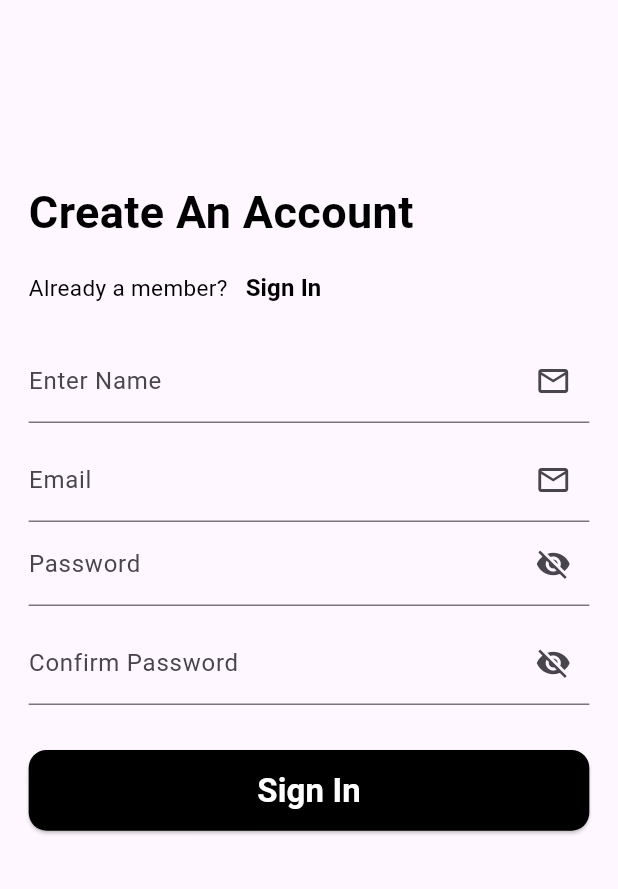
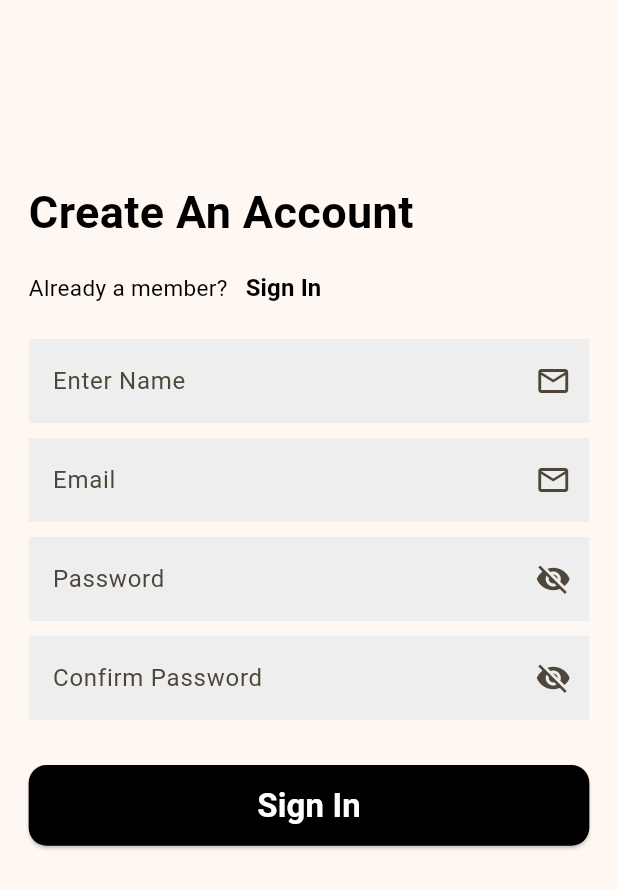
Before and after one commit to san-project/buyitnow, a Flutter app: the screen it shows after launch, after a tap on "Sign Up", on a phone screen of 412 x 824 dp. Shown: the top 889 px of the screen. Run offline on Flutter 3.47's test engine with Material 2 defaults, Android fonts, the phone set to English and light mode, and no system bars; our stand-ins replace cached_network_image, carousel_slider, dio, flutter_rating_bar, google_nav_bar, image_picker and 2 more; network calls fail.

Commit message:
changed theme

```diff
--- a/lib/main.dart
+++ b/lib/main.dart
@@ -32,8 +32,16 @@ class MyApp extends StatelessWidget {
       child: MaterialApp(
           debugShowCheckedModeBanner: false,
           title: 'Buy It Now',
-          theme: ThemeData(useMaterial3: true),
-          home: SplashScreen()),
+          theme: ThemeData(
+              useMaterial3: true,
+              colorScheme: ColorScheme.fromSeed(seedColor: Colors.amber),
+              inputDecorationTheme: InputDecorationTheme(
+                filled: true,
+                fillColor: Colors.grey.shade200,
+                border: InputBorder.none,
+                focusedBorder: InputBorder.none,
+              )),
+          home: const SplashScreen()),
     );
   }
 }
--- a/lib/screens/cart/cart_screen.dart
+++ b/lib/screens/cart/cart_screen.dart
@@ -1,12 +1,8 @@
-import 'dart:developer';
-
-import 'package:buyitnow/providers/cart_provider.dart';
-import 'package:buyitnow/utils/size_config.dart';
 import 'package:flutter/material.dart';
 import 'package:provider/provider.dart';
 
+import '../../providers/cart_provider.dart';
 import '../../utils/colors.dart';
-import '../../widgets/cart_appbar.dart';
 import '../../widgets/cart_bottom_navbar.dart';
 import '../../widgets/cart_item_sample.dart';
 
--- a/lib/screens/login/login_screen.dart
+++ b/lib/screens/login/login_screen.dart
@@ -52,16 +52,18 @@ class _SiginPageState extends State<SiginPage> {
                 const Text(
                   "Let's sign In.",
                   style: TextStyle(
-                      fontSize: 30,
-                      fontWeight: FontWeight.bold,
-                      color: Colors.black),
+                    fontSize: 30,
+                    fontWeight: FontWeight.bold,
+                  ),
                 ),
                 const SizedBox(height: 5),
                 Row(
                   children: const [
                     Text(
                       "WelCome Back.",
-                      style: TextStyle(fontSize: 20, color: Colors.black),
+                      style: TextStyle(
+                        fontSize: 20,
+                      ),
                     ),
                   ],
                 ),
--- a/lib/screens/profile/profile_screen.dart
+++ b/lib/screens/profile/profile_screen.dart
@@ -95,7 +95,7 @@ class ProfileScreen extends StatelessWidget {
                       ListTile(
                         onTap: () async {
                           final isLoggedIn = await checkLogin(context) ?? false;
-                          if (isLoggedIn) {
+                          if (isLoggedIn && context.mounted) {
                             Navigator.of(context).push(MaterialPageRoute(
                                 builder: (context) => const WishlistScreen()));
                           }
--- a/lib/screens/signup/signup_screen.dart
+++ b/lib/screens/signup/signup_screen.dart
@@ -166,6 +166,7 @@ class _SignUpScreenState extends State<SignUpScreen> {
                     return null;
                   },
                 ),
+                const SizedBox(height: 10),
                 TextFormField(
                   onFieldSubmitted: (value) => FocusScope.of(context)
                       .requestFocus(_confirmPasswordFocusNode),
--- a/lib/screens/splash/splash_screen.dart
+++ b/lib/screens/splash/splash_screen.dart
@@ -30,14 +30,11 @@ class _SplashScreenState extends State<SplashScreen> {
   @override
   Widget build(BuildContext context) {
     SizeConfig().init(context);
-    return Scaffold(
-      body: Container(
-        color: Colors.white,
-        child: const Center(
-          child: Text(
-            'BuyItNow',
-            style: TextStyle(fontSize: 25, fontWeight: FontWeight.bold),
-          ),
+    return const Scaffold(
+      body: Center(
+        child: Text(
+          'BuyItNow',
+          style: TextStyle(fontSize: 25, fontWeight: FontWeight.bold),
         ),
       ),
     );
```
Also changed, not shown: lib/screens/home/home_screen.dart (+2 -21 lines), lib/screens/product_details/product_details.dart (+1 -11 lines), lib/utils/check_login.dart (+9 -2 lines).
